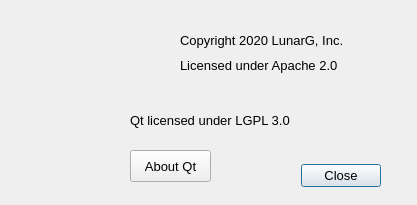
Old version of the form vkconfig/dlgabout.ui in the repository LunarG/VulkanTools.
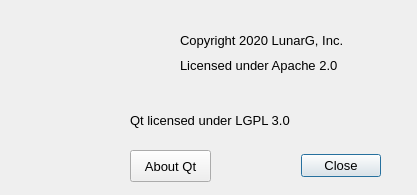
New version of the form. Icons and pictures are not drawn.

Commit message: vkconfig2: Font issues on macOS (final solution I think)

What changed in the file:
```diff
--- a/vkconfig/dlgabout.ui
+++ b/vkconfig/dlgabout.ui
@@ -7,7 +7,7 @@
     <x>0</x>
     <y>0</y>
     <width>417</width>
-    <height>205</height>
+    <height>195</height>
    </rect>
   </property>
   <property name="sizePolicy">
@@ -19,13 +19,13 @@
   <property name="minimumSize">
    <size>
     <width>417</width>
-    <height>205</height>
+    <height>195</height>
    </size>
   </property>
   <property name="maximumSize">
    <size>
     <width>417</width>
-    <height>205</height>
+    <height>195</height>
    </size>
   </property>
   <property name="font">
@@ -41,7 +41,7 @@
    <property name="geometry">
     <rect>
      <x>80</x>
-     <y>160</y>
+     <y>150</y>
      <width>301</width>
      <height>32</height>
     </rect>
```
The commit also changes 2 other files.
